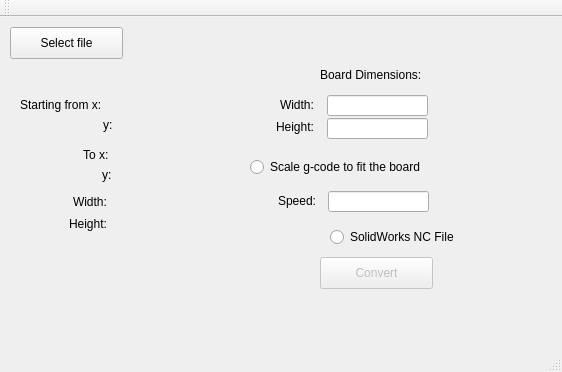
The window that gcode-convertor/mainwindow.ui (kiarash1984/gcode-convertor) describes before a commit, drawn with Qt 5.
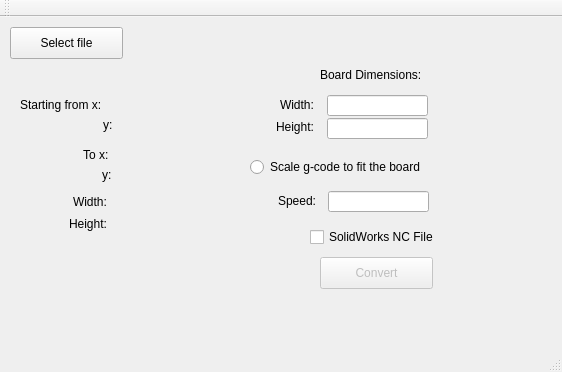
The same window after the commit.

Patch:
```diff
--- a/gcode-convertor/mainwindow.ui
+++ b/gcode-convertor/mainwindow.ui
@@ -294,12 +294,12 @@
      <string>Convert</string>
     </property>
    </widget>
-   <widget class="QRadioButton" name="radioButton">
+   <widget class="QCheckBox" name="checkBox">
     <property name="geometry">
      <rect>
-      <x>330</x>
+      <x>310</x>
       <y>210</y>
-      <width>151</width>
+      <width>141</width>
       <height>20</height>
      </rect>
     </property>
```
